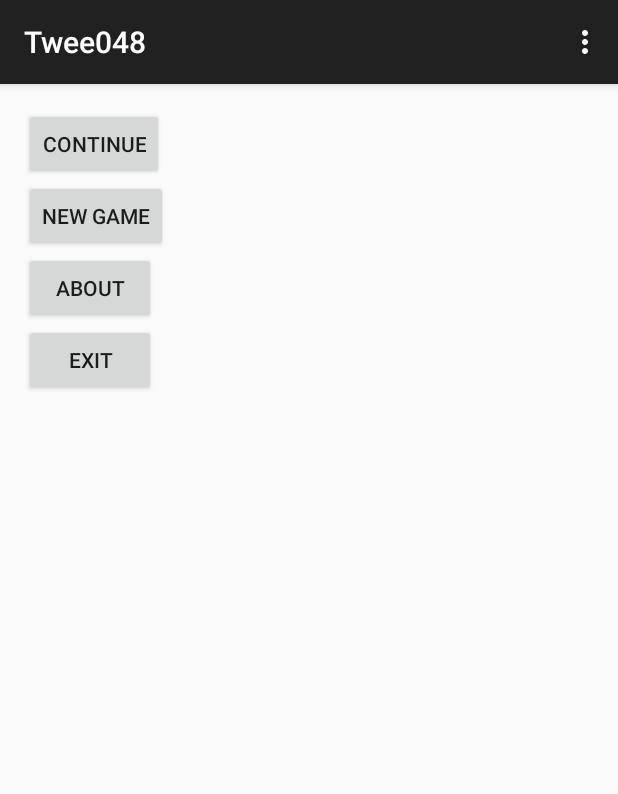
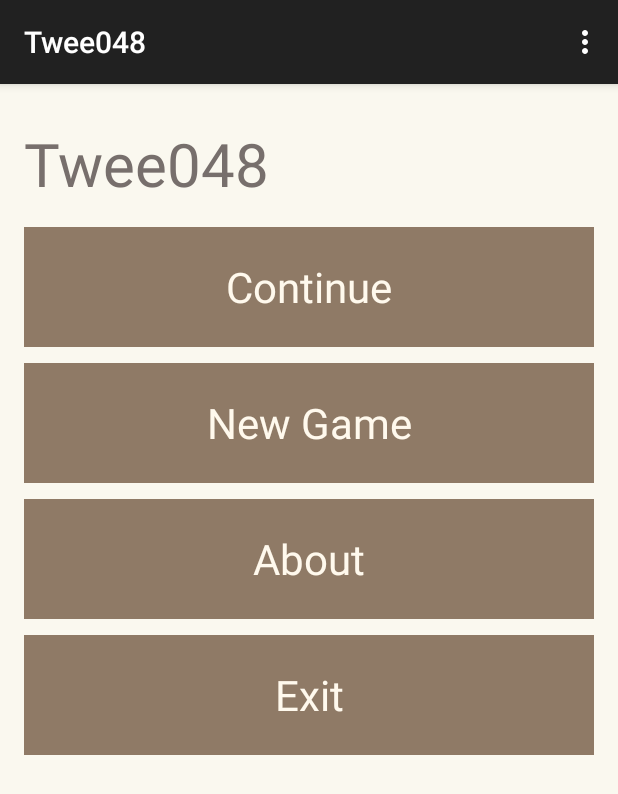
Before and after one commit to Carnewal/2048, an Android app: the screen it shows after launch (WelcomeActivity), on a phone screen of 412 x 824 dp. Shown: the top 794 px of the screen. Run offline under Robolectric (Android 15) with nearby library versions, the phone set to English and light mode, and no system bars.

Commit message:
Excercise 2: http://tinfbo2.hogent.be/nativeapps/index.php?r=excercises%2Fui1#section-two

```diff
--- a/app/src/main/java/com/carnewal/twee048/WelcomeActivity.java
+++ b/app/src/main/java/com/carnewal/twee048/WelcomeActivity.java
@@ -5,6 +5,7 @@ import android.os.Bundle;
 import android.view.Menu;
 import android.view.MenuItem;
 import android.view.View;
+import android.widget.Toast;
 
 public class WelcomeActivity extends AppCompatActivity {
 
@@ -17,7 +18,7 @@ public class WelcomeActivity extends AppCompatActivity {
     @Override
     protected void onCreate(Bundle savedInstanceState) {
         super.onCreate(savedInstanceState);
-        setContentView(R.layout.activity_welcome);
+        setContentView(R.layout.activity_welcome_table);
 
 
     }
@@ -48,15 +49,18 @@ public class WelcomeActivity extends AppCompatActivity {
 
 
     public void actionContinue(View v) {
-
+        Toast.makeText(this, "Continue?", Toast.LENGTH_SHORT).show();
     }
     public void actionNewGame(View v) {
+        Toast.makeText(this, "Continue?",Toast.LENGTH_SHORT).show();
 
     }
     public void actionAbout(View v) {
+        Toast.makeText(this, "Continue?" ,Toast.LENGTH_SHORT).show();
 
     }
     public void actionExit(View v) {
+        Toast.makeText(this, "Continue?", Toast.LENGTH_SHORT).show();
 
     }
 
--- /dev/null
+++ b/app/src/main/res/layout-land/activity_welcome_table.xml
@@ -0,0 +1,70 @@
+<TableLayout xmlns:android="http://schemas.android.com/apk/res/android"
+    xmlns:tools="http://schemas.android.com/tools"
+    tools:context=".WelcomeActivity"
+    android:layout_width="match_parent"
+    android:layout_height="match_parent"
+    android:paddingLeft="@dimen/activity_horizontal_margin"
+    android:paddingRight="@dimen/activity_horizontal_margin"
+    android:paddingTop="@dimen/activity_vertical_margin"
+    android:paddingBottom="@dimen/activity_vertical_margin"
+    android:orientation="vertical"
+    android:stretchColumns="*"
+    android:background="@color/game_background_desert">
+
+    <TableRow
+        android:layout_width="match_parent"
+        android:layout_height="match_parent"
+        android:layout_marginBottom="10dp"
+        android:layout_marginTop="10dp">
+
+        <TextView
+            android:layout_width="wrap_content"
+            android:layout_height="wrap_content"
+            android:textAppearance="?android:attr/textAppearanceLarge"
+            android:text="@string/app_name"
+            android:id="@+id/textView"
+            android:textSize="40sp" />
+    </TableRow>
+
+    <TableRow
+        android:layout_marginBottom="5dp"
+        android:layout_marginTop="5dp">
+        <Button
+            style="@style/gameBtn"
+            android:layout_width="wrap_content"
+            android:layout_height="80dp"
+            android:text="@string/welcome_continue"
+            android:id="@+id/btnContinue"
+            android:onClick="actionContinue"
+            android:layout_marginRight="10dp"
+            />
+        <Button
+            style="@style/gameBtn"
+            android:layout_width="wrap_content"
+            android:layout_height="80dp"
+            android:text="@string/welcome_newgame"
+            android:id="@+id/btnNewGame"
+            android:nestedScrollingEnabled="false"
+            android:onClick="actionNewGame" />
+    </TableRow>
+
+<TableRow
+    android:layout_marginBottom="5dp"
+    android:layout_marginTop="5dp">
+    <Button
+        style="@style/gameBtn"
+        android:layout_width="wrap_content"
+        android:layout_height="80dp"
+        android:text="@string/welcome_about"
+        android:id="@+id/btnAbout"
+        android:onClick="actionAbout"
+        android:layout_marginRight="10dp"/>
+    <Button
+        style="@style/gameBtn"
+        android:layout_width="wrap_content"
+        android:layout_height="80dp"
+        android:text="@string/welcome_exit"
+        android:id="@+id/btnExit"
+        android:onClick="actionExit" /></TableRow>
+
+</TableLayout>
--- a/app/src/main/res/layout/activity_welcome.xml
+++ /dev/null
@@ -1,40 +0,0 @@
-<LinearLayout xmlns:android="http://schemas.android.com/apk/res/android"
-    xmlns:tools="http://schemas.android.com/tools"
-    tools:context=".WelcomeActivity"
-    android:layout_width="match_parent"
-    android:layout_height="match_parent"
-    android:paddingLeft="@dimen/activity_horizontal_margin"
-    android:paddingRight="@dimen/activity_horizontal_margin"
-    android:paddingTop="@dimen/activity_vertical_margin"
-    android:paddingBottom="@dimen/activity_vertical_margin"
-    android:orientation="vertical">
-
-
-    <Button
-        android:layout_width="wrap_content"
-        android:layout_height="wrap_content"
-        android:text="@string/welcome_continue"
-        android:id="@+id/btnContinue"
-        android:onClick="actionContinue" />
-
-    <Button
-        android:layout_width="wrap_content"
-        android:layout_height="wrap_content"
-        android:text="@string/welcome_newgame"
-        android:id="@+id/btnNewGame"
-        android:nestedScrollingEnabled="false"
-        android:onClick="actionNewGame" />
-
-    <Button
-        android:layout_width="wrap_content"
-        android:layout_height="wrap_content"
-        android:text="@string/welcome_about"
-        android:id="@+id/btnAbout"
-        android:onClick="actionAbout" />
-    <Button
-        android:layout_width="wrap_content"
-        android:layout_height="wrap_content"
-        android:text="@string/welcome_exit"
-        android:id="@+id/btnExit"
-        android:onClick="actionExit" />
-</LinearLayout>
--- /dev/null
+++ b/app/src/main/res/layout/activity_welcome_table.xml
@@ -0,0 +1,74 @@
+<TableLayout xmlns:android="http://schemas.android.com/apk/res/android"
+    xmlns:tools="http://schemas.android.com/tools"
+    tools:context=".WelcomeActivity"
+    android:layout_width="match_parent"
+    android:layout_height="match_parent"
+    android:paddingLeft="@dimen/activity_horizontal_margin"
+    android:paddingRight="@dimen/activity_horizontal_margin"
+    android:paddingTop="@dimen/activity_vertical_margin"
+    android:paddingBottom="@dimen/activity_vertical_margin"
+    android:orientation="vertical"
+    android:stretchColumns="*"
+    android:background="@color/game_background_desert">
+
+    <TableRow
+        android:layout_width="match_parent"
+        android:layout_height="match_parent"
+        android:layout_marginBottom="10dp"
+        android:layout_marginTop="10dp">
+
+        <TextView
+            android:layout_width="wrap_content"
+            android:layout_height="wrap_content"
+            android:textAppearance="?android:attr/textAppearanceLarge"
+            android:text="@string/app_name"
+            android:id="@+id/textView"
+            android:textSize="40sp" />
+    </TableRow>
+
+    <TableRow
+        android:layout_marginBottom="5dp"
+        android:layout_marginTop="5dp">
+        <Button
+            style="@style/gameBtn"
+            android:layout_width="wrap_content"
+            android:layout_height="80dp"
+            android:text="@string/welcome_continue"
+            android:id="@+id/btnContinue"
+            android:onClick="actionContinue" />
+    </TableRow>
+
+<TableRow
+    android:layout_marginBottom="5dp"
+    android:layout_marginTop="5dp">
+    <Button
+        style="@style/gameBtn"
+        android:layout_width="wrap_content"
+        android:layout_height="80dp"
+        android:text="@string/welcome_newgame"
+        android:id="@+id/btnNewGame"
+        android:nestedScrollingEnabled="false"
+        android:onClick="actionNewGame" />
+</TableRow>
+<TableRow
+    android:layout_marginBottom="5dp"
+    android:layout_marginTop="5dp">
+    <Button
+        style="@style/gameBtn"
+        android:layout_width="wrap_content"
+        android:layout_height="80dp"
+        android:text="@string/welcome_about"
+        android:id="@+id/btnAbout"
+        android:onClick="actionAbout" /></TableRow>
+<TableRow
+    android:layout_marginBottom="5dp"
+    android:layout_marginTop="5dp">
+    <Button
+        style="@style/gameBtn"
+        android:layout_width="wrap_content"
+        android:layout_height="80dp"
+        android:text="@string/welcome_exit"
+        android:id="@+id/btnExit"
+        android:onClick="actionExit" /></TableRow>
+
+</TableLayout>
--- a/app/src/main/res/values/colors.xml
+++ b/app/src/main/res/values/colors.xml
@@ -1,9 +1,16 @@
 <?xml version="1.0" encoding="utf-8"?>
 <resources>
 
-    <item name="game_desert" type="color">#FAF8EF</item>
+    <item name="game_background_desert" type="color">#FAF8EF</item>
+
+    <item name="game_button" type="color">#8F7A66</item>
+
+    <item name="game_text_dark" type="color">#776F6C</item>
+    <item name="game_text_light" type="color">#FFF9ED</item>
+
+
     <item name="game_board_background" type="color">#BBADA0</item>
-    <item name="game_tile_empty" type="color">#CDC0B4</item>
+    <item name="game_board_tile_empty" type="color">#CDC0B4</item>
 
 
 </resources>
--- a/app/src/main/res/values/styles.xml
+++ b/app/src/main/res/values/styles.xml
@@ -1,8 +1,17 @@
 <resources>
+
+    <style name="gameBtn" parent="android:style/Widget.Button">
+        <item name="android:textSize">28sp</item>
+        <item name="android:textColor">@color/game_text_light</item>
+        <item name="android:background">@color/game_button</item>
+    </style>
 
     <!-- Base application theme. -->
     <style name="AppTheme" parent="Theme.AppCompat.Light.DarkActionBar">
-        <!-- Customize your theme here. -->
+
+        <item name="android:textColorPrimary">@color/game_text_dark</item>
+        <item name="android:buttonStyle">@style/gameBtn</item>
+
     </style>
 
 </resources>
```
